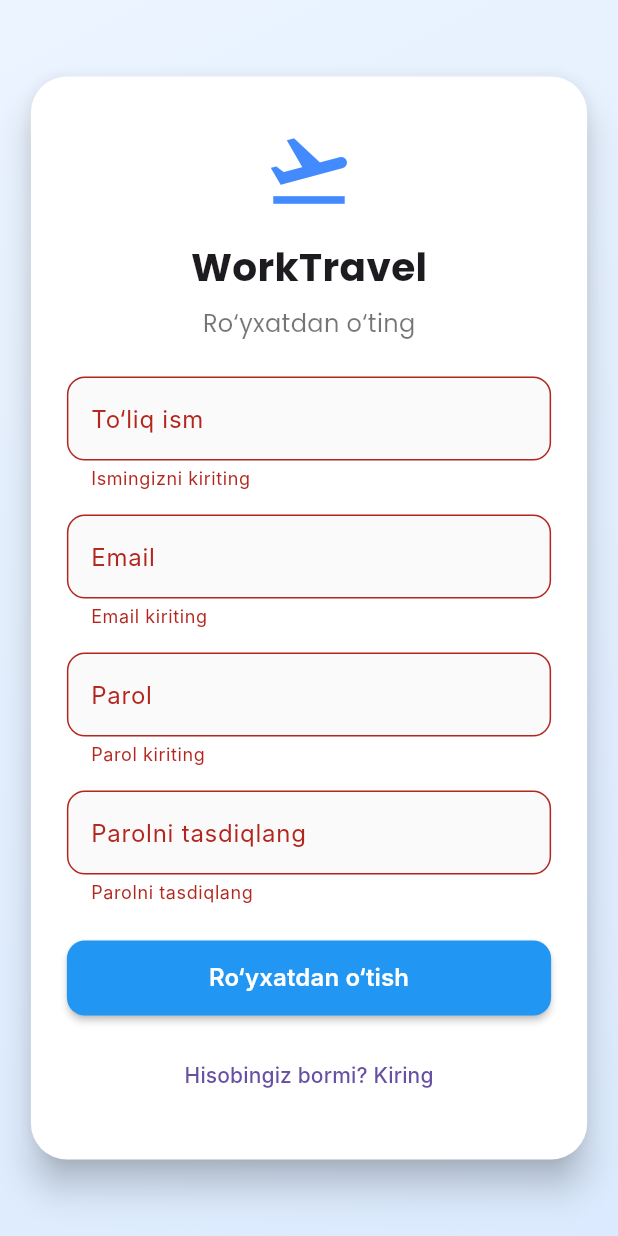
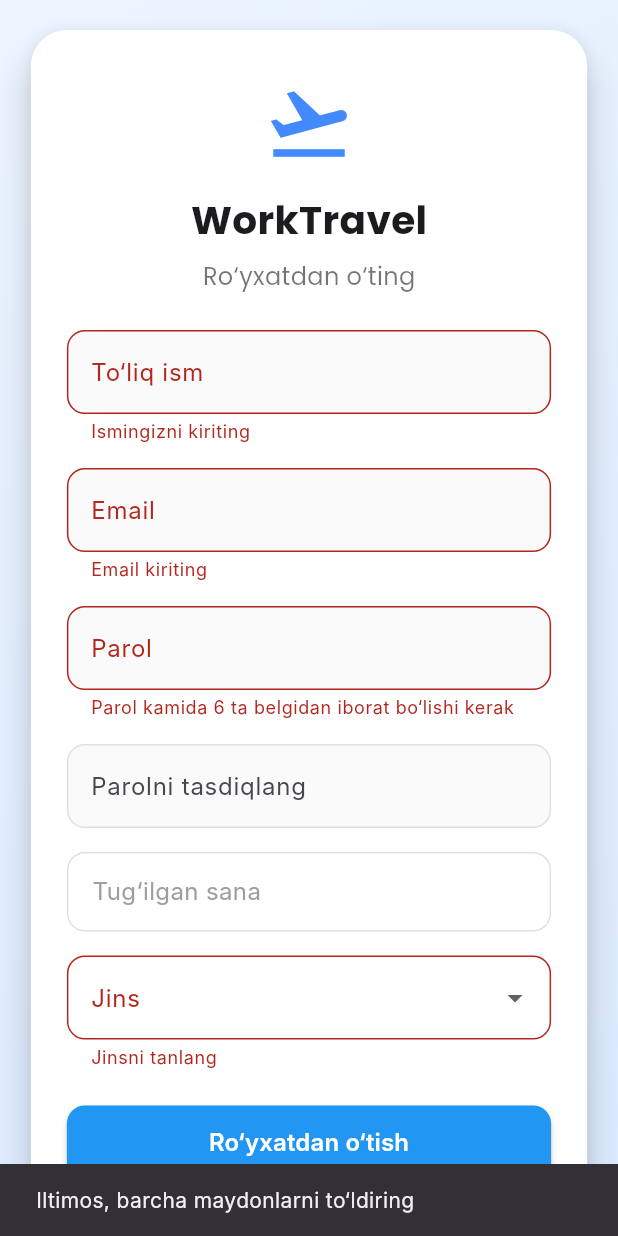
Before and after one commit to To-Rex/LearnX, a Flutter app: the RegisterScreen screen opened by its route, after a tap on "Ro‘yxatdan o‘tish", on a phone screen of 412 x 824 dp. Run offline on Flutter 3.47's test engine with Material 3 defaults, Android fonts, the phone set to English and light mode, and no system bars; our stand-ins replace auth_buttons, google_fonts, supabase_flutter; accounts and stored records are empty; Roboto replaces fonts that are missing (Inter).

Commit message:
register fixed

```diff
--- a/lib/screens/register_screen.dart
+++ b/lib/screens/register_screen.dart
@@ -18,28 +18,42 @@ class _RegisterScreenState extends State<RegisterScreen> {
   final _passwordController = TextEditingController();
   final _confirmPasswordController = TextEditingController();
   final _authService = AuthService();
+
+  DateTime? _birthDate;
+  String? _gender;
   bool _isLoading = false;
 
+  Future<void> _selectDate(BuildContext context) async {
+    final now = DateTime.now();
+    final picked = await showDatePicker(
+      context: context,
+      initialDate: DateTime(now.year - 18),
+      firstDate: DateTime(1900),
+      lastDate: now,
+    );
+    if (picked != null) {
+      setState(() => _birthDate = picked);
+    }
+  }
+
   Future<void> _register() async {
-    if (_formKey.currentState!.validate()) {
+    if (_formKey.currentState!.validate() && _birthDate != null && _gender != null) {
       setState(() => _isLoading = true);
       try {
-        await _authService.signUp(
-          _emailController.text,
-          _passwordController.text,
-          _nameController.text,
-        );
-
-        if (mounted) {
-          Navigator.pushReplacementNamed(context, '/dashboard');
-        }
+        await _authService.signUp(context, _emailController.text.trim(), _passwordController.text.trim(), _nameController.text.trim(), birthDate: _birthDate!, gender: _gender!);
       } catch (e) {
         if (mounted) {
-          ScaffoldMessenger.of(context).showSnackBar(SnackBar(content: Text('Ro‘yxatdan o‘tishda xatolik: ${e.toString()}')));
+          ScaffoldMessenger.of(context).showSnackBar(
+            SnackBar(content: Text('Ro‘yxatdan o‘tishda xatolik: ${e.toString()}')),
+          );
         }
       } finally {
         if (mounted) setState(() => _isLoading = false);
       }
+    } else {
+      ScaffoldMessenger.of(context).showSnackBar(
+        const SnackBar(content: Text('Iltimos, barcha maydonlarni to‘ldiring')),
+      );
     }
   }
 
@@ -85,82 +99,110 @@ class _RegisterScreenState extends State<RegisterScreen> {
                           const SizedBox(height: 16),
                           Text('WorkTravel', style: GoogleFonts.poppins(fontSize: 26, fontWeight: FontWeight.bold)),
                           const SizedBox(height: 8),
-                          Text('Ro‘yxatdan o‘ting', style: GoogleFonts.poppins(fontSize: 16, color: Colors.black54),),
+                          Text('Ro‘yxatdan o‘ting', style: GoogleFonts.poppins(fontSize: 16, color: Colors.black54)),
                           const SizedBox(height: 24),
+
+                          // To‘liq ism
                           CustomTextField(
                             controller: _nameController,
                             label: 'To‘liq ism',
-                            validator: (value) {
-                              if (value == null || value.isEmpty) {
-                                return 'Ismingizni kiriting';
-                              }
-                              return null;
-                            },
+                            validator: (value) => value == null || value.isEmpty ? 'Ismingizni kiriting' : null,
                           ),
                           const SizedBox(height: 16),
+
+                          // Email
                           CustomTextField(
                             controller: _emailController,
                             label: 'Email',
                             keyboardType: TextInputType.emailAddress,
                             validator: (value) {
-                              if (value == null || value.isEmpty) {
-                                return 'Email kiriting';
-                              }
-                              if (!value.contains('@')) {
-                                return 'To‘g‘ri email kiriting';
-                              }
+                              if (value == null || value.isEmpty) return 'Email kiriting';
+                              if (!value.contains('@')) return 'To‘g‘ri email kiriting';
                               return null;
                             },
                           ),
                           const SizedBox(height: 16),
+
+                          // Parol
                           CustomTextField(
                             controller: _passwordController,
                             label: 'Parol',
                             obscureText: true,
-                            validator: (value) {
-                              if (value == null || value.isEmpty) {
-                                return 'Parol kiriting';
-                              }
-                              if (value.length < 6) {
-                                return 'Parol kamida 6 ta belgidan iborat bo‘lishi kerak';
-                              }
-                              return null;
-                            },
+                            validator: (value) => value == null || value.length < 6
+                                ? 'Parol kamida 6 ta belgidan iborat bo‘lishi kerak'
+                                : null,
                           ),
                           const SizedBox(height: 16),
+
+                          // Parolni tasdiqlash
                           CustomTextField(
                             controller: _confirmPasswordController,
                             label: 'Parolni tasdiqlang',
                             obscureText: true,
-                            validator: (value) {
-                              if (value == null || value.isEmpty) {
-                                return 'Parolni tasdiqlang';
-                              }
-                              if (value != _passwordController.text) {
-                                return 'Parollar mos kelmaydi';
-                              }
-                              return null;
-                            },
+                            validator: (value) => value != _passwordController.text ? 'Parollar mos kelmaydi' : null,
                           ),
+                          const SizedBox(height: 16),
+
+                          // Tug‘ilgan sana
+                          InkWell(
+                            onTap: () => _selectDate(context),
+                            child: Container(
+                              width: double.infinity,
+                              padding: const EdgeInsets.symmetric(vertical: 14, horizontal: 16),
+                              decoration: BoxDecoration(
+                                border: Border.all(color: Colors.grey.shade300),
+                                borderRadius: BorderRadius.circular(12),
+                              ),
+                              child: Text(
+                                _birthDate == null
+                                    ? 'Tug‘ilgan sana'
+                                    : '${_birthDate!.day}.${_birthDate!.month}.${_birthDate!.year}',
+                                style: TextStyle(
+                                  fontSize: 16,
+                                  color: _birthDate == null ? Colors.grey : Colors.black87,
+                                ),
+                              ),
+                            ),
+                          ),
+                          const SizedBox(height: 16),
+
+                          // Jins tanlash
+                          DropdownButtonFormField<String>(
+                            value: _gender,
+                            items: const [
+                              DropdownMenuItem(value: 'male', child: Text('Erkak')),
+                              DropdownMenuItem(value: 'female', child: Text('Ayol')),
+                            ],
+                            onChanged: (value) => setState(() => _gender = value),
+                            decoration: InputDecoration(
+                              labelText: 'Jins',
+                              border: OutlineInputBorder(borderRadius: BorderRadius.circular(12)),
+                            ),
+                            validator: (value) => value == null ? 'Jinsni tanlang' : null,
+                          ),
+
                           const SizedBox(height: 24),
-                          CustomButton(text: 'Ro‘yxatdan o‘tish', onPressed: _isLoading ? null : _register, isLoading: _isLoading),
+                          CustomButton(
+                            text: 'Ro‘yxatdan o‘tish',
+                            onPressed: _isLoading ? null : _register,
+                            isLoading: _isLoading,
+                          ),
                           const SizedBox(height: 16),
+
                           TextButton(
-                            onPressed: () {
-                              Navigator.pushNamed(context, '/login');
-                            },
+                            onPressed: () => Navigator.pushNamed(context, '/login'),
                             child: const Text('Hisobingiz bormi? Kiring'),
-                          )
-                        ]
-                      )
-                    )
-                  )
-                )
-              )
-            )
+                          ),
+                        ],
+                      ),
+                    ),
+                  ),
+                ),
+              ),
+            ),
           );
-        }
-      )
+        },
+      ),
     );
   }
 
--- a/lib/widgets/custom_button.dart
+++ b/lib/widgets/custom_button.dart
@@ -5,12 +5,7 @@ class CustomButton extends StatelessWidget {
   final VoidCallback? onPressed;
   final bool isLoading;
 
-  const CustomButton({
-    super.key,
-    required this.text,
-    this.onPressed,
-    this.isLoading = false,
-  });
+  const CustomButton({super.key, required this.text, this.onPressed, this.isLoading = false});
 
   @override
   Widget build(BuildContext context) {
@@ -22,28 +17,15 @@ class CustomButton extends StatelessWidget {
         style: ElevatedButton.styleFrom(
           backgroundColor: Colors.blue,
           foregroundColor: Colors.white,
-          shape: RoundedRectangleBorder(
-            borderRadius: BorderRadius.circular(12),
-          ),
-          elevation: 2,
+          shape: RoundedRectangleBorder(borderRadius: BorderRadius.circular(12)),
+          elevation: 2
         ),
-        child: isLoading
-            ? const SizedBox(
+        child: isLoading ? const SizedBox(
           height: 20,
           width: 20,
-          child: CircularProgressIndicator(
-            strokeWidth: 2,
-            valueColor: AlwaysStoppedAnimation<Color>(Colors.white),
-          ),
-        )
-            : Text(
-          text,
-          style: const TextStyle(
-            fontSize: 16,
-            fontWeight: FontWeight.w600,
-          ),
-        ),
-      ),
+          child: CircularProgressIndicator(strokeWidth: 2, valueColor: AlwaysStoppedAnimation<Color>(Colors.white)),
+        ) : Text(text, style: const TextStyle(fontSize: 16, fontWeight: FontWeight.w600))
+      )
     );
   }
 }
--- a/pubspec.yaml
+++ b/pubspec.yaml
@@ -20,6 +20,7 @@ dependencies:
   google_fonts: ^6.1.0
   google_sign_in: ^6.2.2
   auth_buttons: ^3.0.3
+  intl: ^0.20.2
 
 dev_dependencies:
   flutter_test:
```
Also changed, not shown: lib/models/user_model.dart (+8 -0 lines), lib/screens/dashboard_screen.dart (+5 -2 lines), lib/services/auth_service.dart (+55 -31 lines), pubspec.lock.
